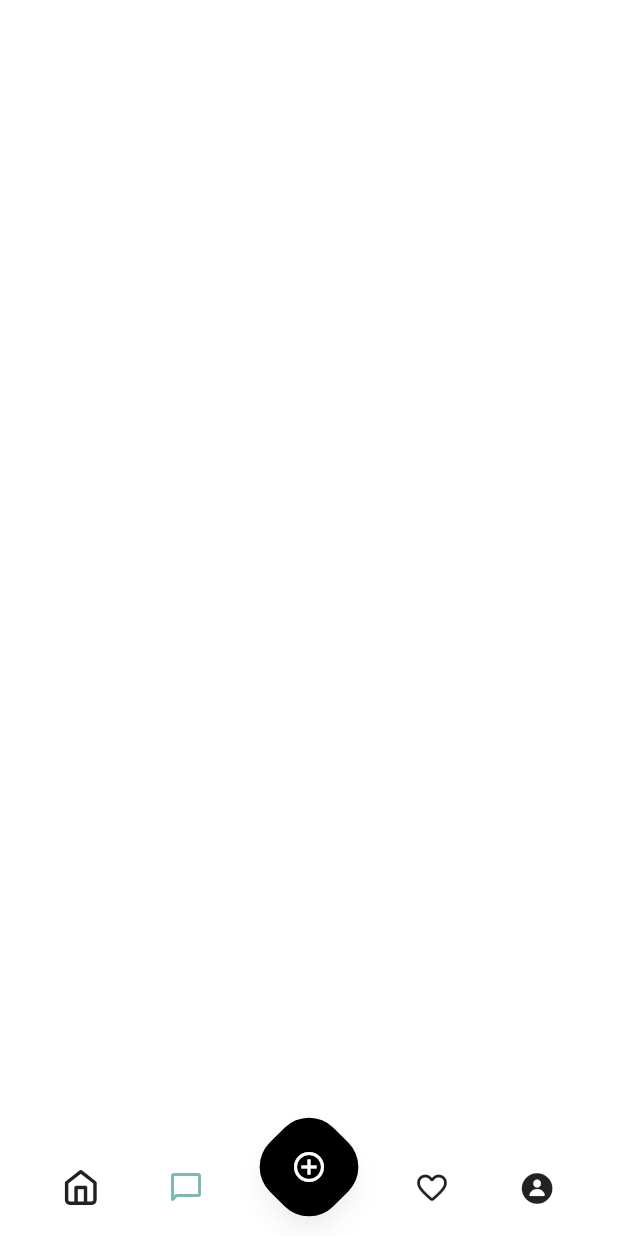
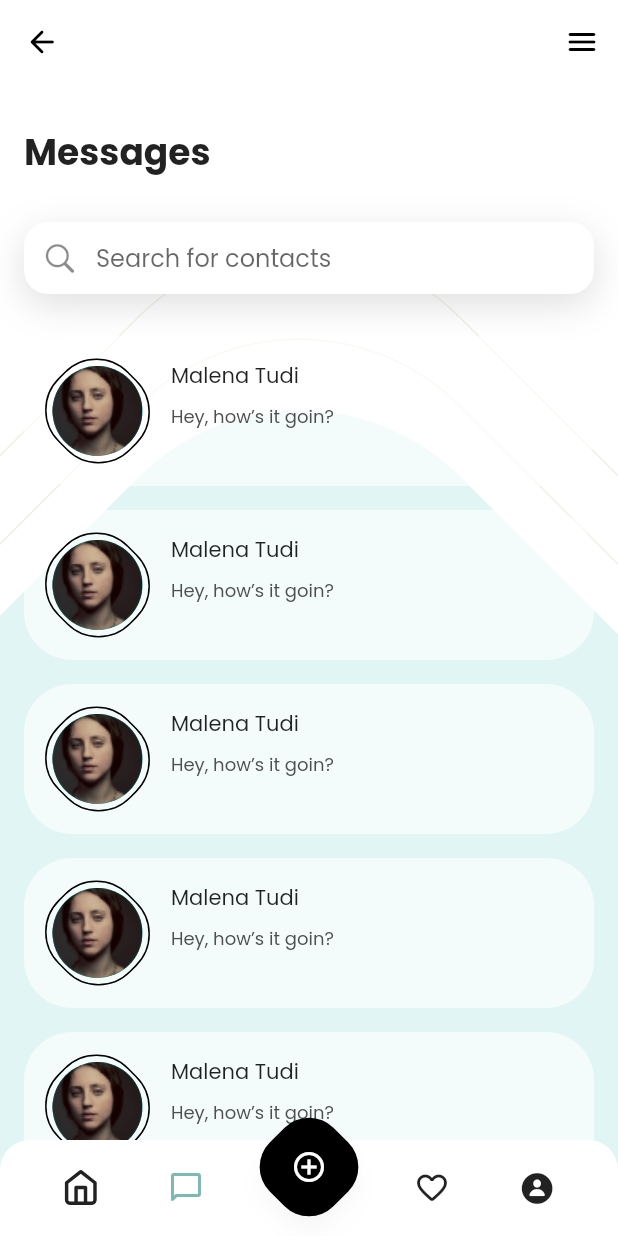
Before and after one commit to iamshivkumar/social_media, a Flutter app: the screen it shows after launch, item 2 of the bottom bar chosen, on a phone screen of 412 x 824 dp. Run offline on Flutter 3.47's test engine with Material 2 defaults, Android fonts, the phone set to English and light mode, and no system bars; our stand-ins replace flutter_hooks, flutter_svg.

Commit message:
added chat module ui

```diff
--- a/lib/main.dart
+++ b/lib/main.dart
@@ -15,19 +15,25 @@ class MyApp extends StatelessWidget {
 
   @override
   Widget build(BuildContext context) {
-    final base = ThemeData.light().textTheme;
+    final base = ThemeData.light();
+    final colorScheme =
+        ColorScheme.fromSwatch(primarySwatch: Colors.teal).copyWith(
+      primaryContainer: AppColors.themeColor,
+      surfaceVariant: AppColors.lightGray,
+    );
     return MaterialApp(
       title: 'Flutter Demo',
       theme: ThemeData(
-        shadowColor: Colors.black.withOpacity(0.25),
+        shadowColor: Colors.black.withOpacity(0.125),
         scaffoldBackgroundColor: Colors.white,
-        appBarTheme: AppBarTheme(
+        appBarTheme: const AppBarTheme(
           backgroundColor: Colors.transparent,
           elevation: 0,
           foregroundColor: Colors.black,
           systemOverlayStyle: SystemUiOverlayStyle.dark,
         ),
-        buttonTheme: ButtonThemeData(
+        colorScheme: colorScheme,
+        buttonTheme: const ButtonThemeData(
           shape: StadiumBorder(),
         ),
         primarySwatch: Colors.teal,
@@ -37,9 +43,8 @@ class MyApp extends StatelessWidget {
         bottomNavigationBarTheme: BottomNavigationBarThemeData(
           selectedItemColor: AppColors.accent,
           backgroundColor: Colors.white,
-
         ),
-        textTheme: base
+        textTheme: base.textTheme
             .copyWith(
               headlineLarge: TextStyle(
                 fontWeight: FontWeight.bold,
@@ -51,6 +56,12 @@ class MyApp extends StatelessWidget {
             .apply(
               displayColor: Colors.black,
               fontFamily: "Poppins",
+            )
+            .copyWith(
+              bodySmall: const TextStyle(
+                color: AppColors.gray,
+                fontFamily: "Poppins",
+              ),
             ),
       ),
       home: const Dashboard(),
--- /dev/null
+++ b/lib/ui/chats/conversations_page.dart
@@ -0,0 +1,98 @@
+import 'dart:math';
+
+import 'package:flutter/cupertino.dart';
+import 'package:flutter/material.dart';
+import 'package:flutter_svg/svg.dart';
+import 'package:social_media/utils/labels.dart';
+
+import '../../utils/assets.dart';
+import 'widgets/conversation_card.dart';
+
+class ConversationsPage extends StatelessWidget {
+  const ConversationsPage({super.key});
+
+  @override
+  Widget build(BuildContext context) {
+    final theme = Theme.of(context);
+    final style = theme.textTheme;
+    final media = MediaQuery.of(context);
+    final width = media.size.width;
+    final left = (274 * width) / 365;
+    final right = (217 * width) / 365;
+    final bottom = (250 * media.size.height) / 812;
+    return Container(
+      color: theme.scaffoldBackgroundColor,
+      child: Stack(
+        fit: StackFit.expand,
+        children: [
+          Positioned(
+            bottom: -bottom,
+            left: -left,
+            right: -right,
+            child: SvgPicture.asset(
+              Assets.conversationsBg,
+            ),
+          ),
+          Scaffold(
+            backgroundColor: Colors.transparent,
+            appBar: AppBar(
+              leading: IconButton(
+                onPressed: () {},
+                icon: const Icon(Icons.arrow_back_rounded),
+              ),
+              actions: [
+                IconButton(
+                  onPressed: () {},
+                  icon: const Icon(Icons.menu_rounded),
+                ),
+              ],
+            ),
+            body: ListView(
+              padding: const EdgeInsets.all(8).copyWith(
+                bottom: media.viewPadding.bottom + kBottomNavigationBarHeight + 16,
+              ),
+              children: [
+                const SizedBox(height: 12),
+                Padding(
+                  padding: const EdgeInsets.all(8.0),
+                  child: Text(
+                    Labels.messages,
+                    style: style.headlineSmall,
+                  ),
+                ),
+                const SizedBox(height: 12),
+                Container(
+                  margin: const EdgeInsets.all(8),
+                  decoration: BoxDecoration(
+                    color: theme.cardColor,
+                    borderRadius: BorderRadius.circular(16),
+                    boxShadow: [
+                      BoxShadow(
+                        blurRadius: 20,
+                        offset: const Offset(0, 7),
+                        color: theme.shadowColor,
+                      ),
+                    ],
+                  ),
+                  child: TextFormField(
+                    decoration: const InputDecoration(
+                      border: InputBorder.none,
+                      prefixIcon: Icon(CupertinoIcons.search),
+                      hintText: Labels.searchForContacts,
+                    ),
+                  ),
+                ),
+                const SizedBox(height: 12),
+                ConversationCard(),
+                ConversationCard(),
+                ConversationCard(),
+                ConversationCard(),
+                ConversationCard(),
+              ],
+            ),
+          ),
+        ],
+      ),
+    );
+  }
+}
--- /dev/null
+++ b/lib/ui/chats/widgets/conversation_card.dart
@@ -0,0 +1,100 @@
+import 'dart:math';
+
+import 'package:flutter/material.dart';
+import 'package:social_media/ui/chats/chat_page.dart';
+
+import '../../../utils/assets.dart';
+
+class ConversationCard extends StatelessWidget {
+  const ConversationCard({
+    Key? key,
+  }) : super(key: key);
+
+  @override
+  Widget build(BuildContext context) {
+    final theme = Theme.of(context);
+    final style = theme.textTheme;
+    return Padding(
+      padding: const EdgeInsets.all(8.0),
+      child: GestureDetector(
+        onTap: () {
+          Navigator.push(
+            context,
+            MaterialPageRoute(
+              builder: (context) => const ChatPage(),
+            ),
+          );
+        },
+        child: Material(
+          borderRadius: BorderRadius.circular(32),
+          color: theme.cardColor.withOpacity(0.6),
+          child: Padding(
+            padding: const EdgeInsets.all(16.0),
+            child: Row(
+              crossAxisAlignment: CrossAxisAlignment.start,
+              children: [
+                ChatAvatar(
+                  radius: 30,
+                ),
+                const SizedBox(width: 16),
+                Expanded(
+                  child: Column(
+                    crossAxisAlignment: CrossAxisAlignment.start,
+                    children: [
+                      const Text(
+                        "Malena Tudi",
+                      ),
+                      const SizedBox(height: 8),
+                      Text(
+                        "Hey, how’s it goin?",
+                        style: style.bodySmall,
+                      ),
+                    ],
+                  ),
+                ),
+              ],
+            ),
+          ),
+        ),
+      ),
+    );
+  }
+}
+
+class ChatAvatar extends StatelessWidget {
+  const ChatAvatar({Key? key, required this.radius}) : super(key: key);
+
+  final double radius;
+  @override
+  Widget build(BuildContext context) {
+    return Transform.rotate(
+      angle: -pi / 4,
+      child: Container(
+        height: (radius * 2) + 8,
+        width: (radius * 2) + 6,
+        decoration: BoxDecoration(
+          borderRadius: BorderRadius.circular(radius),
+          border: Border.all(),
+        ),
+        child: Center(
+          child: Padding(
+            padding: const EdgeInsets.all(2.0),
+            child: Transform.rotate(
+              angle: pi / 4,
+              child: CircleAvatar(
+                radius: radius,
+                backgroundImage: AssetImage(
+                  Assets.profile(2),
+                ),
+              ),
+            ),
+          ),
+        ),
+      ),
+    );
+  }
+}
+
+
+// (866.45 8 width)/ 365 =>
+// x /
--- a/lib/ui/colors.dart
+++ b/lib/ui/colors.dart
@@ -2,7 +2,7 @@ import 'package:flutter/material.dart';
 
 class AppColors {
   static const gray = Color(0xFF4E4E4E);
-  static const lightGray = Color(0xFFC4C4C4);
+  static const lightGray = Color(0xFFFAFAFA);
   static const primary = Color(0xFF25A0B0);
   static const themeColor = Color(0xFFE1F6F4);
   static const Color pink = Color(0xFFF5C8C6);
--- /dev/null
+++ b/lib/ui/components/app_floating_button.dart
@@ -0,0 +1,33 @@
+import 'dart:math';
+
+import 'package:flutter/material.dart';
+
+
+
+class AppFlotingButton extends StatelessWidget {
+  const AppFlotingButton({
+    Key? key,
+    required this.icon
+  }) : super(key: key);
+
+  final Widget icon;
+  @override
+  Widget build(BuildContext context) {
+    return SizedBox(
+      height: 60,
+      width: 60,
+      child: Transform.rotate(
+        angle: pi / 4,
+        child: FloatingActionButton(
+          onPressed: () {},
+          shape:
+              RoundedRectangleBorder(borderRadius: BorderRadius.circular(23)),
+          child: Transform.rotate(
+            angle: -pi / 4,
+            child: icon,
+          ),
+        ),
+      ),
+    );
+  }
+}
--- a/lib/ui/dashboard/dashboard.dart
+++ b/lib/ui/dashboard/dashboard.dart
@@ -4,10 +4,13 @@ import 'package:flutter/cupertino.dart';
 import 'package:flutter/material.dart';
 import 'package:flutter_hooks/flutter_hooks.dart';
 import 'package:flutter_svg/svg.dart';
+import 'package:social_media/ui/chats/conversations_page.dart';
 import 'package:social_media/ui/components/svg_icon.dart';
 import 'package:social_media/ui/home/home_page.dart';
 import 'package:social_media/ui/profile/profile_page.dart';
 import 'package:social_media/utils/assets.dart';
+
+import '../components/app_floating_button.dart';
 
 class Dashboard extends HookWidget {
   const Dashboard({super.key});
@@ -40,21 +43,8 @@ class Dashboard extends HookWidget {
         .toList();
     return Scaffold(
       floatingActionButtonLocation: FloatingActionButtonLocation.centerFloat,
-      floatingActionButton: SizedBox(
-        height: 60,
-        width: 60,
-        child: Transform.rotate(
-          angle: pi / 4,
-          child: FloatingActionButton(
-            onPressed: () {},
-            shape:
-                RoundedRectangleBorder(borderRadius: BorderRadius.circular(23)),
-            child: Transform.rotate(
-              angle: pi / 4,
-              child: const Icon(Icons.add_circle_outline),
-            ),
-          ),
-        ),
+      floatingActionButton: const AppFlotingButton(
+        icon: Icon(Icons.add_circle_outline),
       ),
       body: [
         Stack(
@@ -62,7 +52,7 @@ class Dashboard extends HookWidget {
           children: [
             [
               HomePage(),
-              Scaffold(),
+              ConversationsPage(),
               Scaffold(),
               ProfilePage(),
             ][index.value],
--- a/lib/ui/profile/profile_page.dart
+++ b/lib/ui/profile/profile_page.dart
@@ -1,6 +1,3 @@
-import 'dart:math';
-
-import 'package:flutter/cupertino.dart';
 import 'package:flutter/material.dart';
 import 'package:flutter_svg/svg.dart';
 import 'package:social_media/utils/labels.dart';
--- a/lib/utils/assets.dart
+++ b/lib/utils/assets.dart
@@ -8,6 +8,8 @@ class Assets {
   static const rectangleBg = "assets/rectangle_bg.svg";
   static const squareBg = "assets/square_bg.svg";
   static const vector = "assets/vector.svg";
+  static const conversationsBg = "assets/conversations_bg.svg";
+  static const chatBg = "assets/chat_bg.svg";
 
   static String profile(int i) => "assets/profiles/profile$i.png";
 }
@@ -17,4 +19,5 @@ class IconAsset {
   static const home = "assets/icons/home.svg";
   static const menu = "assets/icons/menu.svg";
   static const add = "assets/icons/add.svg";
+  static const send = "assets/icons/send.svg";
 }
--- a/lib/utils/labels.dart
+++ b/lib/utils/labels.dart
@@ -7,6 +7,7 @@ class Labels {
   static const next = "Next";
   static const online = "Online";
   static const posts = "Posts";
+    static const searchForContacts = "Search for contacts";
   static const socially = "Socially";
   static const welcomeTo = "Welcome to";
   static const writeAMessage = "Write a message...";
```
Also changed, not shown: lib/ui/chats/chat_page.dart (added, +166 -0 lines), assets/chat_bg.svg (added), assets/conversations_bg.svg (added), assets/icons/send.svg (added).
